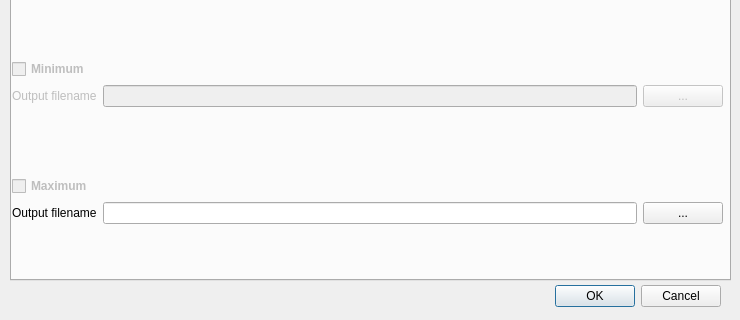
The window that rcmrdTSerieries/rcmrd_tseries_dialog_base.ui (BrunoCombal/qgis_plugins) describes before a commit, drawn with Qt 5; both pictures show x 0 to 740 and y 180 to 500 of the 740 by 500 pixel window.
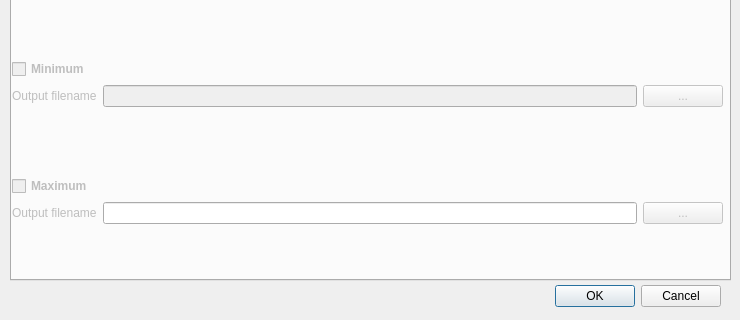
The same window after the commit. The open tabs and pages were chosen to show the change.

Commit message: removed natural breaks implemented by error (not for this module)

```diff
--- a/rcmrdTSerieries/rcmrd_tseries_dialog_base.ui
+++ b/rcmrdTSerieries/rcmrd_tseries_dialog_base.ui
@@ -400,6 +400,9 @@
       </item>
       <item row="10" column="0">
        <widget class="QLabel" name="label_13">
+        <property name="enabled">
+         <bool>false</bool>
+        </property>
         <property name="text">
          <string>Output filename</string>
         </property>
@@ -427,6 +430,9 @@
       </item>
       <item row="10" column="3">
        <widget class="QPushButton" name="buttonOutMaximum">
+        <property name="enabled">
+         <bool>false</bool>
+        </property>
         <property name="text">
          <string>...</string>
         </property>
```
Left out of the diff: 47 changed lines with no effect on the pictures. The commit also changes 1 other file.
